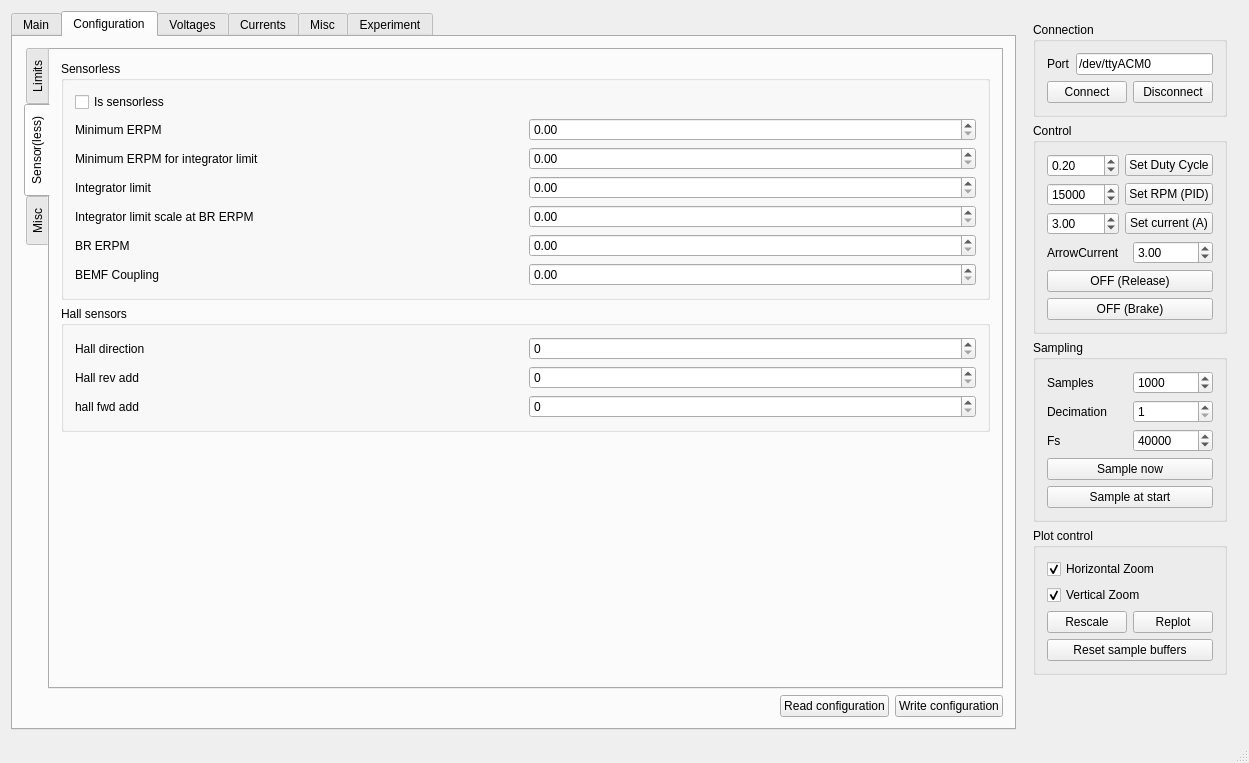
Old version of the form mainwindow.ui in the repository vedderb/bldc-tool.
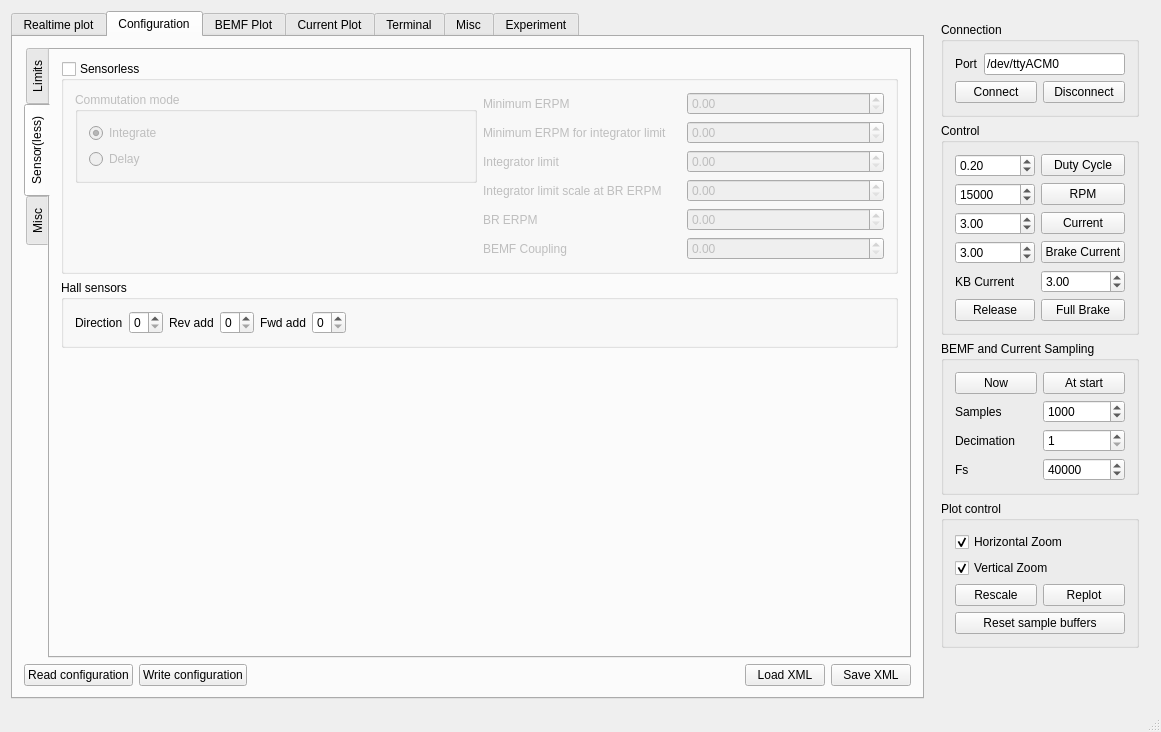
New version of the form. The open tabs and pages were chosen to show the change. Custom widgets are drawn as their Qt base class.

Commit message: Serial port fixes and GUI refactoring

The edit to the form file:
```diff
--- a/mainwindow.ui
+++ b/mainwindow.ui
@@ -6,8 +6,8 @@
    <rect>
     <x>0</x>
     <y>0</y>
-    <width>1249</width>
-    <height>763</height>
+    <width>1161</width>
+    <height>732</height>
    </rect>
   </property>
   <property name="windowTitle">
@@ -33,7 +33,7 @@
         </property>
         <widget class="QWidget" name="tab_6">
          <attribute name="title">
-          <string>Main</string>
+          <string>Realtime plot</string>
          </attribute>
          <layout class="QVBoxLayout" name="verticalLayout_21">
           <item>
@@ -48,128 +48,6 @@
                <verstretch>0</verstretch>
               </sizepolicy>
              </property>
-             <layout class="QHBoxLayout" name="horizontalLayout_16">
-              <item>
-               <widget class="QTabWidget" name="tabWidget_3">
-                <property name="tabPosition">
-                 <enum>QTabWidget::West</enum>
-                </property>
-                <property name="currentIndex">
-                 <number>0</number>
-                </property>
-                <widget class="QWidget" name="tab_5">
-                 <attribute name="title">
-                  <string>Current</string>
-                 </attribute>
-                 <layout class="QVBoxLayout" name="verticalLayout_18">
-                  <item>
-                   <widget class="QCustomPlot" name="realtimePlotRest" native="true"/>
-                  </item>
-                 </layout>
-                </widget>
-                <widget class="QWidget" name="tab_4">
-                 <attribute name="title">
-                  <string>Temperature</string>
-                 </attribute>
-                 <layout class="QVBoxLayout" name="verticalLayout_17">
-                  <item>
-                   <widget class="QCustomPlot" name="realtimePlotTemperature" native="true">
-                    <property name="sizePolicy">
-                     <sizepolicy hsizetype="Preferred" vsizetype="Preferred">
-                      <horstretch>0</horstretch>
-                      <verstretch>0</verstretch>
-                     </sizepolicy>
-                    </property>
-                   </widget>
-                  </item>
-                 </layout>
-                </widget>
-               </widget>
-              </item>
-              <item>
-               <layout class="QVBoxLayout" name="verticalLayout_20">
-                <item>
-                 <widget class="QCheckBox" name="realtimeActivateBox">
-                  <property name="text">
-                   <string>Activate sampling</string>
-                  </property>
-                  <property name="tristate">
-                   <bool>false</bool>
-                  </property>
-                 </widget>
-                </item>
-                <item>
-                 <widget class="QCheckBox" name="realtimeAutoScaleBox">
-                  <property name="text">
-                   <string>Auto Scale</string>
-                  </property>
-                  <property name="checked">
-                   <bool>true</bool>
-                  </property>
-                 </widget>
-                </item>
-                <item>
-                 <spacer name="verticalSpacer_3">
-                  <property name="orientation">
-                   <enum>Qt::Vertical</enum>
-                  </property>
-                  <property name="sizeHint" stdset="0">
-                   <size>
-                    <width>20</width>
-                    <height>40</height>
-                   </size>
-                  </property>
-                 </spacer>
-                </item>
-               </layout>
-              </item>
-             </layout>
-            </widget>
-            <widget class="QWidget" name="widget_2" native="true">
-             <property name="sizePolicy">
-              <sizepolicy hsizetype="Preferred" vsizetype="Preferred">
-               <horstretch>1</horstretch>
-               <verstretch>0</verstretch>
-              </sizepolicy>
-             </property>
-             <layout class="QVBoxLayout" name="verticalLayout_4">
-              <item>
-               <widget class="QTextBrowser" name="terminalBrowser">
-                <property name="sizePolicy">
-                 <sizepolicy hsizetype="Minimum" vsizetype="Expanding">
-                  <horstretch>0</horstretch>
-                  <verstretch>0</verstretch>
-                 </sizepolicy>
-                </property>
-                <property name="font">
-                 <font>
-                  <family>Monospace</family>
-                 </font>
-                </property>
-               </widget>
-              </item>
-              <item>
-               <layout class="QHBoxLayout" name="horizontalLayout_15">
-                <item>
-                 <widget class="QLineEdit" name="terminalEdit"/>
-                </item>
-                <item>
-                 <widget class="QPushButton" name="sendTerminalButton">
-                  <property name="text">
-                   <string>Send</string>
-                  </property>
-                 </widget>
-                </item>
-                <item>
-                 <widget class="QPushButton" name="clearTerminalButton">
-                  <property name="text">
-                   <string>Clear</string>
-                  </property>
-                 </widget>
-                </item>
-               </layout>
-              </item>
-             </layout>
             </widget>
            </widget>
           </item>
@@ -179,7 +57,7 @@
          <attribute name="title">
           <string>Configuration</string>
          </attribute>
-         <layout class="QVBoxLayout" name="verticalLayout_23">
+         <layout class="QVBoxLayout" name="verticalLayout_31">
           <item>
            <widget class="QTabWidget" name="tabWidget_4">
             <property name="tabPosition">
@@ -465,51 +343,92 @@
              </attribute>
              <layout class="QVBoxLayout" name="verticalLayout_27">
               <item>
-               <widget class="QGroupBox" name="groupBox_11">
+               <widget class="QGroupBox" name="mcconfSlBox">
+                <property name="sizePolicy">
+                 <sizepolicy hsizetype="Preferred" vsizetype="Fixed">
+                  <horstretch>0</horstretch>
+                  <verstretch>0</verstretch>
+                 </sizepolicy>
+                </property>
                 <property name="title">
                  <string>Sensorless</string>
                 </property>
+                <property name="checkable">
+                 <bool>true</bool>
+                </property>
+                <property name="checked">
+                 <bool>false</bool>
+                </property>
                 <layout class="QHBoxLayout" name="horizontalLayout_21">
+                 <item>
+                  <layout class="QVBoxLayout" name="verticalLayout_23">
+                   <item>
+                    <widget class="QGroupBox" name="groupBox_16">
+                     <property name="title">
+                      <string>Commutation mode</string>
+                     </property>
+                     <property name="checkable">
+                      <bool>false</bool>
+                     </property>
+                     <layout class="QVBoxLayout" name="verticalLayout_30">
+                      <item>
+                       <widget class="QRadioButton" name="mcconfCommIntButton">
+                        <property name="text">
+                         <string>Integrate</string>
+                        </property>
+                        <property name="checked">
+                         <bool>true</bool>
+                        </property>
+                       </widget>
+                      </item>
+                      <item>
+                       <widget class="QRadioButton" name="mcconfCommDelayButton">
+                        <property name="text">
+                         <string>Delay</string>
+                        </property>
+                       </widget>
+                      </item>
+                     </layout>
+                    </widget>
+                   </item>
+                   <item>
+                    <spacer name="verticalSpacer_9">
+                     <property name="orientation">
+                      <enum>Qt::Vertical</enum>
+                     </property>
+                     <property name="sizeHint" stdset="0">
+                      <size>
+                       <width>20</width>
+                       <height>40</height>
+                      </size>
+                     </property>
+                    </spacer>
+                   </item>
+                  </layout>
+                 </item>
                  <item>
                   <layout class="QGridLayout" name="gridLayout_12">
-                   <item row="4" column="0">
-                    <widget class="QLabel" name="label_29">
-                     <property name="toolTip">
-                      <string>For phase advance, not so important</string>
+                   <item row="4" column="1">
+                    <widget class="QDoubleSpinBox" name="mcconfSlBrErpmBox">
+                     <property name="maximum">
+                      <double>200000.000000000000000</double>
                      </property>
-                     <property name="text">
-                      <string>Integrator limit scale at BR ERPM</string>
+                     <property name="singleStep">
+                      <double>100.000000000000000</double>
                      </property>
                     </widget>
                    </item>
-                   <item row="0" column="0">
-                    <widget class="QCheckBox" name="mcconfSlIsSensorlessBox">
-                     <property name="text">
-                      <string>Is sensorless</string>
-                     </property>
-                    </widget>
-                   </item>
-                   <item row="6" column="1">
-                    <widget class="QDoubleSpinBox" name="mcconfSlBemfKBox">
+                   <item row="0" column="1">
+                    <widget class="QDoubleSpinBox" name="mcconfSlMinErpmBox">
                      <property name="maximum">
-                      <double>5000.000000000000000</double>
+                      <double>100000.000000000000000</double>
                      </property>
                      <property name="singleStep">
                       <double>10.000000000000000</double>
                      </property>
                     </widget>
                    </item>
-                   <item row="6" column="0">
-                    <widget class="QLabel" name="label_41">
-                     <property name="toolTip">
-                      <string>Important. There is a command in the terminal that can be used to estimate this parameter.</string>
-                     </property>
-                     <property name="text">
-                      <string>BEMF Coupling</string>
-                     </property>
-                    </widget>
-                   </item>
-                   <item row="1" column="0">
+                   <item row="0" column="0">
                     <widget class="QLabel" name="label_26">
                      <property name="toolTip">
                       <string>Important for startup</string>
@@ -519,27 +438,17 @@
                      </property>
                     </widget>
                    </item>
-                   <item row="1" column="1">
-                    <widget class="QDoubleSpinBox" name="mcconfSlMinErpmBox">
-                     <property name="maximum">
-                      <double>100000.000000000000000</double>
-                     </property>
-                     <property name="singleStep">
-                      <double>10.000000000000000</double>
-                     </property>
-                    </widget>
-                   </item>
-                   <item row="2" column="0">
-                    <widget class="QLabel" name="label_27">
+                   <item row="5" column="0">
+                    <widget class="QLabel" name="label_41">
                      <property name="toolTip">
                       <string>Important for startup</string>
                      </property>
                      <property name="text">
-                      <string>Minimum ERPM for integrator limit</string>
+                      <string>BEMF Coupling</string>
                      </property>
                     </widget>
                    </item>
-                   <item row="3" column="0">
+                   <item row="2" column="0">
                     <widget class="QLabel" name="label_28">
                      <property name="toolTip">
                       <string>Important. There is a command in the terminal that can be used to estimate this parameter.</string>
@@ -549,17 +458,17 @@
                      </property>
                     </widget>
                    </item>
-                   <item row="3" column="1">
-                    <widget class="QDoubleSpinBox" name="mcconfSlIntLimBox">
-                     <property name="maximum">
-                      <double>10000.000000000000000</double>
+                   <item row="1" column="0">
+                    <widget class="QLabel" name="label_27">
+                     <property name="toolTip">
+                      <string>Important for startup</string>
                      </property>
-                     <property name="singleStep">
-                      <double>10.000000000000000</double>
+                     <property name="text">
+                      <string>Minimum ERPM for integrator limit</string>
                      </property>
                     </widget>
                    </item>
-                   <item row="2" column="1">
+                   <item row="1" column="1">
                     <widget class="QDoubleSpinBox" name="mcconfSlMinErpmIlBox">
                      <property name="maximum">
                       <double>10000.000000000000000</double>
@@ -569,7 +478,37 @@
                      </property>
                     </widget>
                    </item>
-                   <item row="4" column="1">
+                   <item row="2" column="1">
+                    <widget class="QDoubleSpinBox" name="mcconfSlIntLimBox">
+                     <property name="maximum">
+                      <double>10000.000000000000000</double>
+                     </property>
+                     <property name="singleStep">
+                      <double>10.000000000000000</double>
+                     </property>
+                    </widget>
+                   </item>
+                   <item row="3" column="0">
+                    <widget class="QLabel" name="label_29">
+                     <property name="toolTip">
+                      <string>For phase advance, not so important</string>
+                     </property>
+                     <property name="text">
+                      <string>Integrator limit scale at BR ERPM</string>
+                     </property>
+                    </widget>
+                   </item>
+                   <item row="5" column="1">
+                    <widget class="QDoubleSpinBox" name="mcconfSlBemfKBox">
+                     <property name="maximum">
+                      <double>5000.000000000000000</double>
+                     </property>
+                     <property name="singleStep">
+                      <double>10.000000000000000</double>
+                     </property>
+                    </widget>
+                   </item>
+                   <item row="3" column="1">
                     <widget class="QDoubleSpinBox" name="mcconfSlIntLimScaleBrBox">
                      <property name="maximum">
                       <double>1.000000000000000</double>
@@ -579,17 +518,7 @@
                      </property>
                     </widget>
                    </item>
-                   <item row="5" column="1">
-                    <widget class="QDoubleSpinBox" name="mcconfSlBrErpmBox">
-                     <property name="maximum">
-                      <double>200000.000000000000000</double>
-                     </property>
-                     <property name="singleStep">
-                      <double>100.000000000000000</double>
-                     </property>
-                    </widget>
-                   </item>
-                   <item row="5" column="0">
+                   <item row="4" column="0">
                     <widget class="QLabel" name="label_30">
                      <property name="toolTip">
                       <string>For phase advance, not so important</string>
@@ -609,51 +538,64 @@
                 <property name="title">
                  <string>Hall sensors</string>
                 </property>
-                <layout class="QHBoxLayout" name="horizontalLayout_22">
+                <layout class="QVBoxLayout" name="verticalLayout_20">
                  <item>
-                  <layout class="QGridLayout" name="gridLayout_13">
-                   <item row="0" column="0">
+                  <layout class="QHBoxLayout" name="horizontalLayout_22">
+                   <item>
                     <widget class="QLabel" name="label_31">
                      <property name="text">
-                      <string>Hall direction</string>
+                      <string>Direction</string>
                      </property>
                     </widget>
                    </item>
-                   <item row="0" column="1">
+                   <item>
                     <widget class="QSpinBox" name="mcconfHallDirBox">
                      <property name="maximum">
                       <number>1</number>
                      </property>
                     </widget>
                    </item>
-                   <item row="1" column="0">
+                   <item>
                     <widget class="QLabel" name="label_32">
                      <property name="text">
-                      <string>Hall rev add</string>
+                      <string>Rev add</string>
                      </property>
                     </widget>
                    </item>
-                   <item row="1" column="1">
+                   <item>
                     <widget class="QSpinBox" name="mcconfHallRevAddBox">
                      <property name="maximum">
                       <number>5</number>
                      </property>
                     </widget>
                    </item>
-                   <item row="2" column="0">
+                   <item>
                     <widget class="QLabel" name="label_33">
                      <property name="text">
-                      <string>hall fwd add</string>
+                      <string>Fwd add</string>
                      </property>
                     </widget>
                    </item>
-                   <item row="2" column="1">
+                   <item>
                     <widget class="QSpinBox" name="mcconfHallFwdAddBox">
                      <property name="maximum">
                       <number>5</number>
                      </property>
                     </widget>
                    </item>
+                   <item>
+                    <spacer name="horizontalSpacer_8">
+                     <property name="orientation">
+                      <enum>Qt::Horizontal</enum>
+                     </property>
+                     <property name="sizeHint" stdset="0">
+                      <size>
+                       <width>40</width>
+                       <height>20</height>
+                      </size>
+                     </property>
+                    </spacer>
+                   </item>
                   </layout>
                  </item>
                 </layout>
@@ -712,32 +654,6 @@
                 </layout>
                </widget>
               </item>
-              <item>
-               <widget class="QGroupBox" name="groupBox_16">
-                <property name="title">
-                 <string>Commutation mode</string>
-                </property>
-                <layout class="QVBoxLayout" name="verticalLayout_30">
-                 <item>
-                  <widget class="QRadioButton" name="mcconfCommIntButton">
-                   <property name="text">
-                    <string>Integrator</string>
-                   </property>
-                   <property name="checked">
-                    <bool>true</bool>
-                   </property>
-                  </widget>
-                 </item>
-                 <item>
-                  <widget class="QRadioButton" name="mcconfCommDelayButton">
-                   <property name="text">
-                    <string>Delay</string>
-                   </property>
-                  </widget>
-                 </item>
-                </layout>
-               </widget>
-              </item>
               <item>
                <widget class="QGroupBox" name="groupBox_14">
                 <property name="title">
@@ -904,19 +820,6 @@
           </item>
           <item>
            <layout class="QHBoxLayout" name="horizontalLayout_17">
-            <item>
-             <spacer name="horizontalSpacer_6">
-              <property name="orientation">
-               <enum>Qt::Horizontal</enum>
-              </property>
-              <property name="sizeHint" stdset="0">
-               <size>
-                <width>40</width>
-                <height>20</height>
-               </size>
-              </property>
-             </spacer>
-            </item>
             <item>
              <widget class="QPushButton" name="mcconfReadButton">
               <property name="text">
@@ -931,13 +834,40 @@
               </property>
              </widget>
             </item>
+            <item>
+             <spacer name="horizontalSpacer_6">
+              <property name="orientation">
+               <enum>Qt::Horizontal</enum>
+              </property>
+              <property name="sizeHint" stdset="0">
+               <size>
+                <width>40</width>
+                <height>20</height>
+               </size>
+              </property>
+             </spacer>
+            </item>
+            <item>
+             <widget class="QPushButton" name="mcconfLoadXmlButton">
+              <property name="text">
+               <string>Load XML</string>
+              </property>
+             </widget>
+            </item>
+            <item>
+             <widget class="QPushButton" name="mcconfSaveXmlButton">
+              <property name="text">
+               <string>Save XML</string>
+              </property>
+             </widget>
+            </item>
            </layout>
           </item>
          </layout>
         </widget>
         <widget class="QWidget" name="tab_2">
          <attribute name="title">
-          <string>Voltages</string>
+          <string>BEMF Plot</string>
          </attribute>
          <layout class="QVBoxLayout" name="verticalLayout_10">
           <item>
@@ -1028,7 +958,7 @@
         </widget>
         <widget class="QWidget" name="tab">
          <attribute name="title">
-          <string>Currents</string>
+          <string>Current Plot</string>
          </attribute>
          <layout class="QVBoxLayout" name="verticalLayout_19">
           <item>
@@ -1472,6 +1402,61 @@
           </item>
          </layout>
         </widget>
+        <widget class="QWidget" name="tab_15">
+         <attribute name="title">
+          <string>Terminal</string>
+         </attribute>
+         <layout class="QVBoxLayout" name="verticalLayout_21">
+          <item>
+           <widget class="QWidget" name="widget_2" native="true">
+            <property name="sizePolicy">
+             <sizepolicy hsizetype="Preferred" vsizetype="Preferred">
+              <horstretch>1</horstretch>
+              <verstretch>0</verstretch>
+             </sizepolicy>
+            </property>
+            <layout class="QVBoxLayout" name="verticalLayout_4">
+             <item>
+              <widget class="QTextBrowser" name="terminalBrowser">
+               <property name="sizePolicy">
+                <sizepolicy hsizetype="Minimum" vsizetype="Expanding">
+                 <horstretch>0</horstretch>
+                 <verstretch>0</verstretch>
+                </sizepolicy>
+               </property>
+               <property name="font">
+                <font>
+                 <family>Monospace</family>
+                </font>
+               </property>
+              </widget>
+             </item>
+             <item>
+              <layout class="QHBoxLayout" name="horizontalLayout_15">
+               <item>
+                <widget class="QLineEdit" name="terminalEdit"/>
+               </item>
+               <item>
+                <widget class="QPushButton" name="sendTerminalButton">
+                 <property name="text">
+                  <string>Send</string>
+                 </property>
+                </widget>
+               </item>
+               <item>
+                <widget class="QPushButton" name="clearTerminalButton">
+                 <property name="text">
+                  <string>Clear</string>
+                 </property>
+                </widget>
+               </item>
+              </layout>
+             </item>
+            </layout>
+           </widget>
+          </item>
+         </layout>
+        </widget>
         <widget class="QWidget" name="tab_3">
          <attribute name="title">
           <string>Misc</string>
@@ -1742,9 +1727,75 @@
          <property name="title">
           <string>Control</string>
          </property>
-         <layout class="QGridLayout" name="gridLayout_7">
-          <item row="0" column="0" colspan="2">
+         <layout class="QVBoxLayout" name="verticalLayout_18">
+          <item>
            <layout class="QGridLayout" name="gridLayout_2">
+            <item row="2" column="1">
+             <widget class="QPushButton" name="currentButton">
+              <property name="text">
+               <string>Current</string>
+              </property>
+             </widget>
+            </item>
+            <item row="3" column="0">
+             <widget class="QDoubleSpinBox" name="currentBrakeBox">
+              <property name="minimum">
+               <double>0.000000000000000</double>
+              </property>
+              <property name="maximum">
+               <double>200.000000000000000</double>
+              </property>
+              <property name="singleStep">
+               <double>0.500000000000000</double>
+              </property>
+              <property name="value">
+               <double>3.000000000000000</double>
+              </property>
+             </widget>
+            </item>
+            <item row="4" column="0">
+             <widget class="QLabel" name="label_12">
+              <property name="text">
+               <string>KB Current</string>
+              </property>
+             </widget>
+            </item>
+            <item row="3" column="1">
+             <widget class="QPushButton" name="currentBrakeButton">
+              <property name="text">
+               <string>Brake Current</string>
+              </property>
+             </widget>
+            </item>
+            <item row="4" column="1">
+             <widget class="QDoubleSpinBox" name="arrowCurrentBox">
+              <property name="maximum">
+               <double>200.000000000000000</double>
+              </property>
+              <property name="singleStep">
+               <double>0.500000000000000</double>
+              </property>
+              <property name="value">
+               <double>3.000000000000000</double>
+              </property>
+             </widget>
+            </item>
+            <item row="2" column="0">
+             <widget class="QDoubleSpinBox" name="currentBox">
+              <property name="minimum">
+               <double>-200.000000000000000</double>
+              </property>
+              <property name="maximum">
+               <double>200.000000000000000</double>
+              </property>
+              <property name="singleStep">
+               <double>0.500000000000000</double>
+              </property>
+              <property name="value">
+               <double>3.000000000000000</double>
+              </property>
+             </widget>
+            </item>
             <item row="0" column="0">
              <widget class="QDoubleSpinBox" name="dutyBox">
               <property name="minimum">
@@ -1761,13 +1812,6 @@
               </property>
              </widget>
             </item>
-            <item row="0" column="1">
-             <widget class="QPushButton" name="dutyButton">
-              <property name="text">
-               <string>Set Duty Cycle</string>
-              </property>
-             </widget>
-            </item>
             <item row="1" column="0">
              <widget class="QSpinBox" name="rpmBox">
               <property name="minimum">
@@ -1784,88 +1828,62 @@
               </property>
              </widget>
             </item>
+            <item row="0" column="1">
+             <widget class="QPushButton" name="dutyButton">
+              <property name="text">
+               <string>Duty Cycle</string>
+              </property>
+             </widget>
+            </item>
             <item row="1" column="1">
              <widget class="QPushButton" name="rpmButton">
               <property name="text">
-               <string>Set RPM (PID)</string>
+               <string>RPM</string>
               </property>
              </widget>
             </item>
-            <item row="2" column="1">
-             <widget class="QPushButton" name="currentButton">
+            <item row="5" column="0">
+             <widget class="QPushButton" name="offButton">
               <property name="text">
-               <string>Set current (A)</string>
+               <string>Release</string>
               </property>
              </widget>
             </item>
-            <item row="2" column="0">
-             <widget class="QDoubleSpinBox" name="currentBox">
-              <property name="minimum">
-               <double>-200.000000000000000</double>
-              </property>
-              <property name="maximum">
-               <double>200.000000000000000</double>
-              </property>
-              <property name="singleStep">
-               <double>0.500000000000000</double>
-              </property>
-              <property name="value">
-               <double>3.000000000000000</double>
+            <item row="5" column="1">
+             <widget class="QPushButton" name="offBrakeButton">
+              <property name="text">
+               <string>Full Brake</string>
               </property>
              </widget>
             </item>
            </layout>
           </item>
-          <item row="5" column="0" colspan="2">
-           <widget class="QPushButton" name="offButton">
-            <property name="text">
-             <string>OFF (Release)</string>
-            </property>
-           </widget>
-          </item>
-          <item row="6" column="0" colspan="2">
-           <widget class="QPushButton" name="offBrakeButton">
-            <property name="text">
-             <string>OFF (Brake)</string>
-            </property>
-           </widget>
-          </item>
-          <item row="1" column="0">
-           <widget class="QLabel" name="label_12">
-            <property name="text">
-             <string>ArrowCurrent</string>
-            </property>
-           </widget>
-          </item>
-          <item row="1" column="1">
-           <widget class="QDoubleSpinBox" name="arrowCurrentBox">
-            <property name="maximum">
-             <double>200.000000000000000</double>
-            </property>
-            <property name="value">
-             <double>3.000000000000000</double>
-            </property>
-           </widget>
-          </item>
          </layout>
         </widget>
        </item>
        <item>
         <widget class="QGroupBox" name="groupBox">
          <property name="title">
-          <string>Sampling</string>
+          <string>BEMF and Current Sampling</string>
          </property>
          <layout class="QVBoxLayout" name="verticalLayout">
           <item>
            <layout class="QGridLayout" name="gridLayout">
-            <item row="0" column="0">
+            <item row="1" column="0">
              <widget class="QLabel" name="label">
               <property name="text">
                <string>Samples</string>
               </property>
              </widget>
             </item>
-            <item row="0" column="1">
+            <item row="2" column="0">
+             <widget class="QLabel" name="label_2">
+              <property name="text">
+               <string>Decimation</string>
+              </property>
+             </widget>
+            </item>
+            <item row="1" column="1">
              <widget class="QSpinBox" name="sampleNumBox">
               <property name="minimum">
                <number>10</number>
@@ -1881,28 +1899,7 @@
               </property>
              </widget>
             </item>
-            <item row="1" column="0">
-             <widget class="QLabel" name="label_2">
-              <property name="text">
-               <string>Decimation</string>
-              </property>
-             </widget>
-            </item>
-            <item row="1" column="1">
-             <widget class="QSpinBox" name="sampleIntBox">
-              <property name="minimum">
-               <number>1</number>
-              </property>
-             </widget>
-            </item>
-            <item row="2" column="0">
-             <widget class="QLabel" name="label_5">
-              <property name="text">
-               <string>Fs</string>
-              </property>
-             </widget>
-            </item>
-            <item row="2" column="1">
+            <item row="3" column="1">
              <widget class="QSpinBox" name="sampleFreqBox">
               <property name="minimum">
                <number>1</number>
@@ -1918,22 +1915,36 @@
               </property>
              </widget>
             </item>
+            <item row="2" column="1">
+             <widget class="QSpinBox" name="sampleIntBox">
+              <property name="minimum">
+               <number>1</number>
+              </property>
+             </widget>
+            </item>
+            <item row="3" column="0">
+             <widget class="QLabel" name="label_5">
+              <property name="text">
+               <string>Fs</string>
+              </property>
+             </widget>
+            </item>
+            <item row="0" column="0">
+             <widget class="QPushButton" name="getDataButton">
+              <property name="text">
+               <string>Now</string>
+              </property>
+             </widget>
+            </item>
+            <item row="0" column="1">
+             <widget class="QPushButton" name="getDataStartButton">
+              <property name="text">
+               <string>At start</string>
+              </property>
+             </widget>
+            </item>
            </layout>
           </item>
-          <item>
-           <widget class="QPushButton" name="getDataButton">
-            <property name="text">
-             <string>Sample now</string>
-            </property>
-           </widget>
-          </item>
-          <item>
-           <widget class="QPushButton" name="getDataStartButton">
-            <property name="text">
-             <string>Sample at start</string>
-            </property>
-           </widget>
-          </item>
          </layout>
         </widget>
        </item>
```
Left out of the diff: 491 changed lines with no effect on the pictures. The commit also changes 4 other files.
